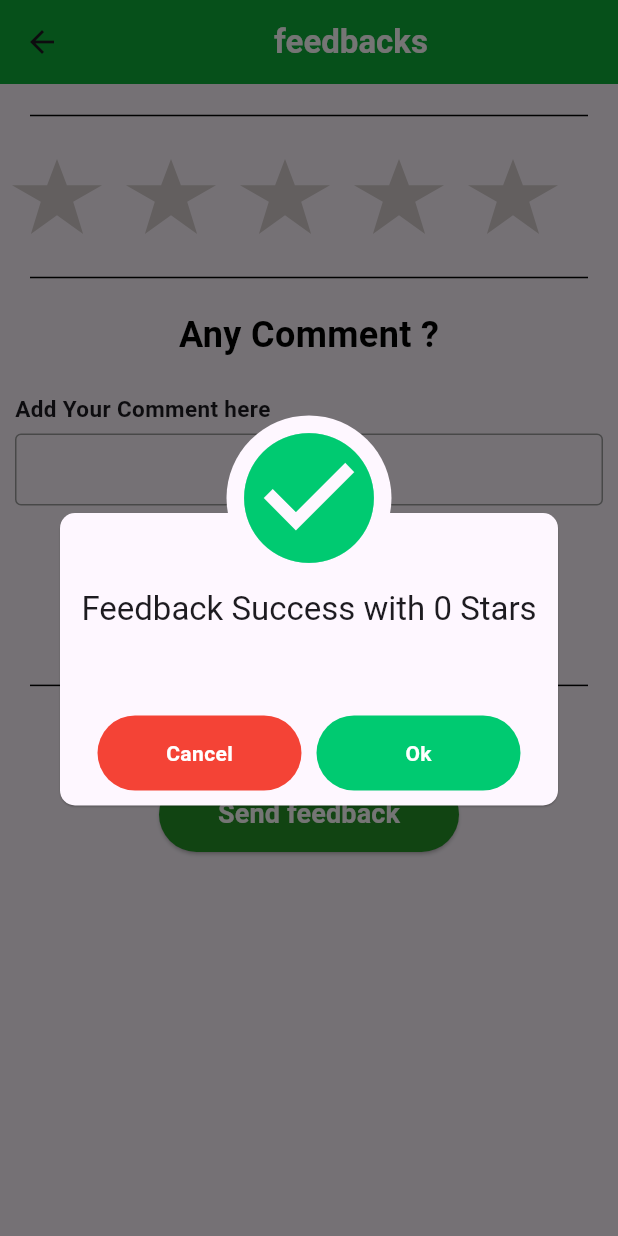
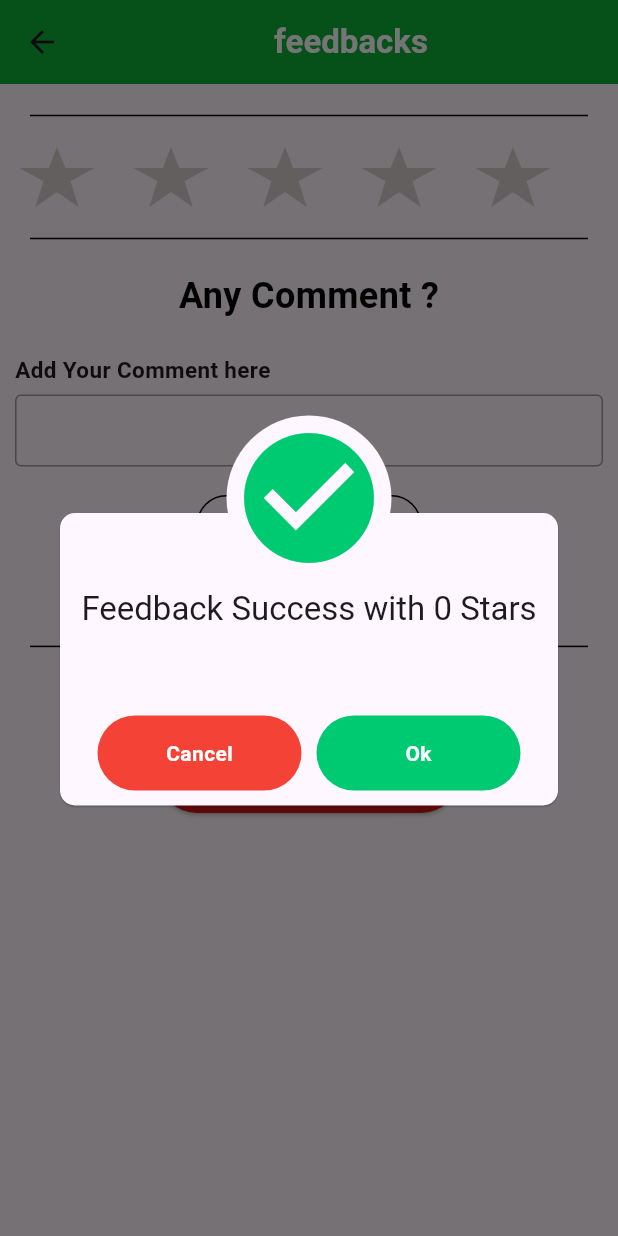
Before and after one commit to farahhossam2004/FreeLance_App, a Flutter app: the Rate screen opened directly with empty values, after a tap on "Send feedback", on a phone screen of 412 x 824 dp. Run offline on Flutter 3.47's test engine with Material 3 defaults, Android fonts, the phone set to English and light mode, and no system bars; drawn by our look-alikes of modal_progress_hud_nsn; our stand-ins replace awesome_dialog, cloud_firestore, file_picker, firebase_auth, firebase_core, firebase_storage and 6 more; missing offline and left inert: dart:html, flutter_paypal_payment, upi_payment_qrcode_generator; accounts and stored records are empty.

Commit message:
rate donee

```diff
--- a/lib/main.dart
+++ b/lib/main.dart
@@ -2,6 +2,7 @@ import 'package:firebase_core/firebase_core.dart';
 import 'package:flutter/material.dart';
 import 'package:freelance_app/firebase_options.dart';
 import 'package:freelance_app/services/user_provider.dart';
+import 'package:freelance_app/views/other_freeLancer_profile.dart';
 import 'package:freelance_app/views/start.dart';
 import 'package:freelance_app/views/test_profile.dart';
 import 'package:provider/provider.dart';
@@ -15,13 +16,13 @@ void main() async {
 
   runApp(MultiProvider(
     providers: [ChangeNotifierProvider(create: (_) => UserProvider())],
-    child: const MaterialApp(
+    child:  MaterialApp(
       debugShowCheckedModeBanner: false,
       home:
           //TestProfile()
-          // OtherFreelancerProfile(email: "memes2@gmail.com",),
+          OtherFreelancerProfile(email: "ahmed@gmail.com",),
           // HomeScreen(),
-          Start(),
+          //Start(),
           // ClientWall()
     ),
   ));
--- a/lib/views/rate.dart
+++ b/lib/views/rate.dart
@@ -7,7 +7,6 @@ import 'package:freelance_app/widgets/login_signup_helper.dart';
 import 'package:freelance_app/widgets/starwidget.dart';
 import 'package:freelance_app/widgets/text_field.dart';
 import 'package:modal_progress_hud_nsn/modal_progress_hud_nsn.dart';
-
 
 class Rate extends StatefulWidget {
   Rate({super.key, required this.email});
@@ -24,6 +23,7 @@ class _RateState extends State<Rate> {
 
   List<bool> rates_choosed = [false, false, false, false, false];
   bool isactive = false;
+  bool feedbackdone = false;
   @override
   Widget build(BuildContext context) {
     double screenWidth = MediaQuery.of(context).size.width;
@@ -203,14 +203,15 @@ class _RateState extends State<Rate> {
                     padding: const EdgeInsets.all(10.0),
                     child: Text(
                       numberofstars.toString(),
-                      style:
-                          const TextStyle(fontSize: 30, fontWeight: FontWeight.bold),
+                      style: const TextStyle(
+                          fontSize: 30, fontWeight: FontWeight.bold),
                     ),
                   ),
                   const Starwidget(isActive: true)
                 ],
               ),
             ),
+            //====================================================
             const SizedBox(
               height: 20,
             ),
@@ -224,13 +225,19 @@ class _RateState extends State<Rate> {
             const SizedBox(
               height: 60,
             ),
+            //=================================================
             SizedBox(
               height: 50,
               width: 200,
               child: ElevatedButton(
-                onPressed: () async {
+                onPressed: feedbackdone
+                    ? () {
+                        Navigator.pop(context);
+                      }
+                    : () async {
                         setState(() {
                           isactive = !isactive;
+                          feedbackdone = !feedbackdone;
                         });
                         await updateUserField(
                             email: widget.email, rate: numberofstars);
@@ -240,13 +247,17 @@ class _RateState extends State<Rate> {
                         });
                       },
                 style: ButtonStyle(
-                  backgroundColor: WidgetStateProperty.all<Color>(
+                  backgroundColor: feedbackdone
+                      ? WidgetStateProperty.all<Color>(
+                          const Color.fromARGB(255, 203, 18, 18),
+                        )
+                      : WidgetStateProperty.all<Color>(
                           const Color.fromARGB(255, 36, 148, 40),
                         ),
                 ),
-                child: const Text(
-                  "Send feedback",
-                  style: TextStyle(
+                child: Text(
+                  feedbackdone ? "Feedback Done" : "Send feedback",
+                  style: const TextStyle(
                       color: Color.fromARGB(255, 255, 255, 255),
                       fontSize: 18,
                       fontWeight: FontWeight.bold),
--- a/lib/widgets/login_signup_helper.dart
+++ b/lib/widgets/login_signup_helper.dart
@@ -3,10 +3,10 @@
 import 'package:awesome_dialog/awesome_dialog.dart';
 import 'package:firebase_auth/firebase_auth.dart';
 import 'package:flutter/material.dart';
+
 class SignUpLoginHelper {
   Widget getNextButton(
-      {
-      required Widget page,
+      {required Widget page,
       required BuildContext context,
       var FormKey,
       List<TextEditingController>? controllers,
@@ -35,7 +35,7 @@ class SignUpLoginHelper {
     );
   }
 
-  Widget getCustomLink( {
+  Widget getCustomLink({
     required GestureTapCallback? onTap,
     required String nextPageString,
     String? firstWord,
@@ -74,7 +74,8 @@ class SignUpLoginHelper {
       required String title,
       required String description,
       required DialogType type,
-      Widget? page}) {
+      Widget? page,
+      GestureTapCallback? onTap}) {
     AwesomeDialog(
       context: context,
       dialogType: type,
@@ -86,6 +87,8 @@ class SignUpLoginHelper {
         if (page != null) {
           Navigator.push(
               context, MaterialPageRoute(builder: (context) => page));
+        } else if (onTap != null) {
+          onTap;
         }
       },
     ).show();
--- a/lib/widgets/starwidget.dart
+++ b/lib/widgets/starwidget.dart
@@ -8,14 +8,14 @@ class Starwidget extends StatelessWidget {
   @override
   Widget build(BuildContext context) {
     return Padding(
-      padding: const EdgeInsets.all(8.0),
+      padding: const EdgeInsets.symmetric(horizontal: 13),
       child: ClipPath(
         clipper: StarClipper(),
         child: AnimatedContainer(
           duration: const Duration(milliseconds: 600),
           color:isActive? Colors.orange : const Color.fromARGB(255, 216, 207, 207),
-          height: 50,
-          width: 60,
+          height: 40,
+          width: 50,
         ),
       ),
     );
```
Lines whose indentation alone changed are shown as unchanged.
